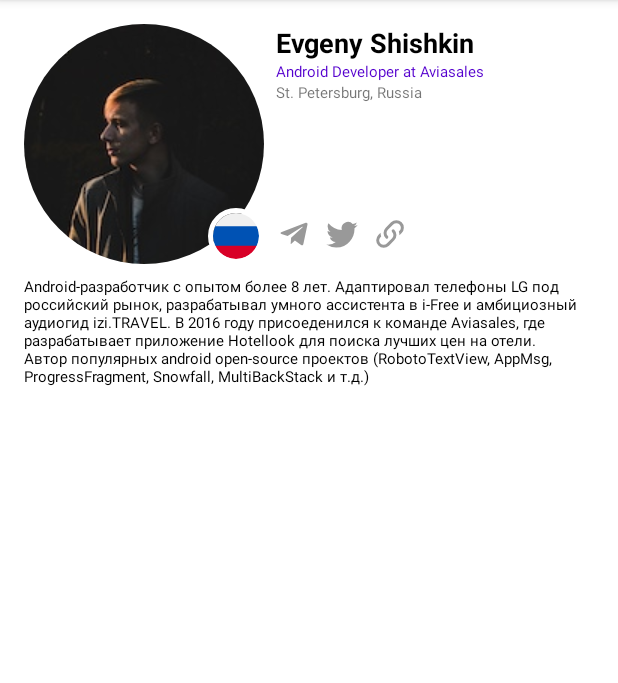
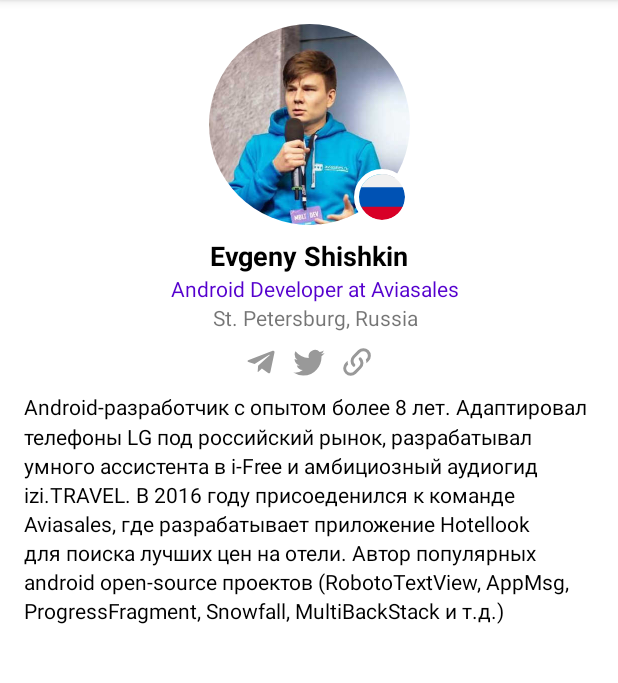
Before and after one commit to sukhoikms27/DevSchoolApp, an Android app: the SpeakerInfoActivity screen opened directly, with no data from a screen before it, on a phone screen of 412 x 824 dp, the part 84-767 px from its top. Run offline under Robolectric (Android 15) with nearby library versions, the phone set to English and light mode, and no system bars; our stand-ins replace CircleImageView, Picasso; network calls fail; pictures from the network do not load; 12 statements that could not run were skipped.

Commit message:
update ui on speaker_activity, fix some bugs

```diff
--- a/app/src/main/java/com/example/lsuhinin/myapplication/SpeakerInfoActivity.kt
+++ b/app/src/main/java/com/example/lsuhinin/myapplication/SpeakerInfoActivity.kt
@@ -6,71 +6,68 @@ import android.os.Bundle
 import android.view.View
 import android.widget.ImageView
 import android.widget.TextView
-import android.widget.Toast
 import androidx.appcompat.app.AppCompatActivity
-import com.example.lsuhinin.myapplication.pojo.LectureObj
+import com.example.lsuhinin.myapplication.pojo.Lecture
 import com.google.android.material.chip.Chip
 import com.squareup.picasso.Picasso
 
 class SpeakerInfoActivity : AppCompatActivity() {
 
-    lateinit var speakerPhoto: ImageView
-    lateinit var speakerCountry: ImageView
-    lateinit var speakerName: TextView
-    lateinit var speakerJob: TextView
-    lateinit var speakerLocation: TextView
+    lateinit var speakerPhotoView: ImageView
+    lateinit var speakerCountryView: ImageView
+    lateinit var speakerNameView: TextView
+    lateinit var speakerJobView: TextView
+    lateinit var speakerLocationView: TextView
 
     lateinit var telegram: ImageView
     lateinit var link: ImageView
     lateinit var twitter: ImageView
 
-    lateinit var speakerInfo: TextView
+    lateinit var speakerInfoView: TextView
 
     lateinit var topic: TextView
     lateinit var room: TextView
     lateinit var track: Chip
     lateinit var time: TextView
-    lateinit var date: TextView
 
     lateinit var lectureInfo: View
-    lateinit var lecture: LectureObj
+    lateinit var lecture: Lecture
 
 
     override fun onCreate(savedInstanceState: Bundle?) {
         super.onCreate(savedInstanceState)
         setContentView(R.layout.speaker_info_activity)
 
-        speakerPhoto = findViewById(R.id.speakerPhoto)
-        speakerCountry = findViewById(R.id.speakerCountry)
-        speakerName = findViewById(R.id.speakerName)
-        speakerJob = findViewById(R.id.speakerJob)
-        speakerLocation = findViewById(R.id.speakerLocation)
+        speakerPhotoView = findViewById(R.id.speakerPhoto)
+        speakerCountryView = findViewById(R.id.speakerCountry)
+        speakerNameView = findViewById(R.id.speaker_first_name)
+        speakerJobView = findViewById(R.id.speakerJob)
+        speakerLocationView = findViewById(R.id.speakerLocation)
         link = findViewById(R.id.link)
         telegram = findViewById(R.id.telegram)
         twitter = findViewById(R.id.twitter)
-        speakerInfo = findViewById(R.id.speakerInfo)
+        speakerInfoView = findViewById(R.id.speaker_info)
         topic = findViewById(R.id.topic)
         room = findViewById(R.id.room)
         track = findViewById(R.id.track)
         time = findViewById(R.id.time)
         lectureInfo = findViewById(R.id.lecture_info)
 
-        lecture = intent.extras.getSerializable("speaker") as LectureObj
+        lecture = intent.extras.getSerializable("speaker") as Lecture
         displayUserInfo(lecture)
         lectureInfo.setOnClickListener { openLectureInfoActivity() }
 
     }
 
-    fun displayUserInfo(lecture: LectureObj) {
+    fun displayUserInfo(lecture: Lecture) {
 
         lecture.speaker?.let { speaker ->
-            speakerPhoto.setImageResource(R.drawable.my_photo) //FIXME прикруть поглощатор урла
-            Picasso.get().load(speaker.photo).into(speakerPhoto)
-            speakerCountry.setImageResource(R.drawable.rus_flag)         //FIXME прикруть поглощатор урла
-            speakerName.text = "${speaker.firstName.toUpperCase()} ${speaker.lastName.toUpperCase()}" //FIXME разбить на два поля
-            speakerJob.text = "${speaker.jobTitle} at ${speaker.company}" //FIXME добавить в локали
-            speakerLocation.text = speaker.location
-            speakerInfo.text = speaker.about
+            Picasso.get().load(speaker.photo).into(speakerPhotoView)
+            speakerCountryView.setImageResource(R.drawable.rus_flag)         //FIXME прикруть поглощатор урла
+            speakerNameView.text = "${speaker.firstName.toUpperCase()} ${speaker.lastName.toUpperCase()}" //FIXME разбить на два поля
+            speakerJobView.text = if (speaker.company != "") { "${speaker.jobTitle} at ${speaker.company}" } else { speaker.jobTitle } //FIXME добавить в локали
+            speakerLocationView.text = speaker.location
+            speakerInfoView.text = speaker.about
 
             speaker.links.link?.let {
                 link.visibility = View.VISIBLE
@@ -80,15 +77,19 @@ class SpeakerInfoActivity : AppCompatActivity() {
             }
             speaker.links.twitter?.let {
                 twitter.visibility = View.VISIBLE
-                twitter.setOnClickListener { Toast.makeText(this@SpeakerInfoActivity, speaker.links.twitter, Toast.LENGTH_SHORT).show() }
+                twitter.setOnClickListener {
+                    startActivity(Intent(Intent.ACTION_VIEW).setData(Uri.parse(speaker.links.twitter)))
+                }
             }
             speaker.links.telegram?.let {
                 telegram.visibility = View.VISIBLE
-                telegram.setOnClickListener { Toast.makeText(this@SpeakerInfoActivity, speaker.links.telegram, Toast.LENGTH_SHORT).show() }
+                telegram.setOnClickListener {
+                    startActivity(Intent(Intent.ACTION_VIEW).setData(Uri.parse(speaker.links.telegram)))
+                }
             }
         }
 
-        if (lecture.title != "developer") {
+        if (lecture.title != "DEVELOPER") {
             lecture.let {
                 lectureInfo.visibility = View.VISIBLE
                 topic.text = lecture.title
--- a/app/src/main/java/com/example/lsuhinin/myapplication/network/NetworkModule.kt
+++ b/app/src/main/java/com/example/lsuhinin/myapplication/network/NetworkModule.kt
@@ -1,14 +1,11 @@
 package com.example.lsuhinin.myapplication.network
 
 import com.example.lsuhinin.myapplication.api.DevFestApi
-import com.example.lsuhinin.myapplication.pojo.LectureObj
 import com.example.lsuhinin.myapplication.pojo.Schedule
 import com.example.lsuhinin.myapplication.pojo.Speaker
 import okhttp3.OkHttpClient
-import retrofit2.Call
 import retrofit2.Retrofit
 import retrofit2.converter.gson.GsonConverterFactory
-import retrofit2.http.GET
 
 val BASE_URL = "https://storage.yandexcloud.net/"
 
--- a/app/src/main/res/layout/lecture_info_activity.xml
+++ b/app/src/main/res/layout/lecture_info_activity.xml
@@ -24,7 +24,7 @@
         android:layout_height="wrap_content"
         android:text="@string/track"
         app:chipIcon="@drawable/shape_oval_coral"
-        android:layout_marginTop="@dimen/middle_margin_size"
+        android:layout_marginTop="@dimen/medium_margin_size"
         app:chipIconSize="12dp"
         app:iconStartPadding="@dimen/small_margin_size"
         app:layout_constraintStart_toStartOf="parent"
@@ -70,6 +70,6 @@
         app:layout_constraintBottom_toBottomOf="@id/allLectures"
         app:layout_constraintEnd_toEndOf="parent"
         android:src="@drawable/ic_information"
-        android:layout_margin="@dimen/middle_margin_size" />
+        android:layout_margin="@dimen/medium_margin_size" />
 
 </androidx.constraintlayout.widget.ConstraintLayout>
--- a/app/src/main/res/layout/speaker_info_activity.xml
+++ b/app/src/main/res/layout/speaker_info_activity.xml
@@ -1,7 +1,9 @@
 <?xml version="1.0" encoding="utf-8"?>
+
 <androidx.constraintlayout.widget.ConstraintLayout xmlns:android="http://schemas.android.com/apk/res/android"
     xmlns:app="http://schemas.android.com/apk/res-auto"
     xmlns:tools="http://schemas.android.com/tools"
+    android:id="@+id/speaker_info_activity"
     android:layout_width="match_parent"
     android:layout_height="match_parent"
     android:layout_weight="1">
@@ -17,9 +19,11 @@
 
         <de.hdodenhof.circleimageview.CircleImageView
             android:id="@+id/speakerPhoto"
-            android:layout_width="160dp"
-            android:layout_height="160dp"
+            android:layout_width="134dp"
+            android:layout_height="134dp"
+            android:foregroundGravity="center"
             android:src="@drawable/author"
+            app:layout_constraintEnd_toEndOf="parent"
             app:layout_constraintStart_toStartOf="parent"
             app:layout_constraintTop_toTopOf="parent" />
 
@@ -34,75 +38,89 @@
             app:layout_constraintEnd_toEndOf="@id/speakerPhoto" />
 
         <TextView
-            android:id="@+id/speakerName"
+            android:id="@+id/speaker_first_name"
             style="@style/Text.Primary"
-            android:layout_width="0dp"
+            android:layout_width="wrap_content"
             android:layout_height="wrap_content"
-            android:layout_marginStart="@dimen/middle_margin_size"
+            android:layout_marginTop="@dimen/medium_margin_size"
             android:text="@string/Author"
+
             app:layout_constraintEnd_toEndOf="parent"
-            app:layout_constraintStart_toEndOf="@id/speakerPhoto"
-            app:layout_constraintTop_toTopOf="parent"
-            app:layout_constraintWidth_default="spread" />
+            app:layout_constraintStart_toStartOf="parent"
+
+            app:layout_constraintTop_toBottomOf="@id/speakerPhoto" />
 
         <TextView
             android:id="@+id/speakerJob"
             style="@style/Text.Stylished"
             android:layout_width="wrap_content"
             android:layout_height="wrap_content"
-            android:layout_marginStart="@dimen/middle_margin_size"
+            android:layout_marginStart="@dimen/medium_margin_size"
             android:text="@string/job"
-            app:layout_constraintStart_toEndOf="@id/speakerPhoto"
-            app:layout_constraintTop_toBottomOf="@id/speakerName" />
+            app:layout_constraintEnd_toEndOf="parent"
+            app:layout_constraintStart_toStartOf="parent"
+            app:layout_constraintTop_toBottomOf="@id/speaker_first_name" />
 
         <TextView
             android:id="@+id/speakerLocation"
             style="@style/Text"
             android:layout_width="wrap_content"
             android:layout_height="wrap_content"
-            android:layout_marginStart="@dimen/middle_margin_size"
+            android:layout_marginStart="@dimen/medium_margin_size"
             android:text="@string/location"
-            app:layout_constraintStart_toEndOf="@id/speakerPhoto"
+            app:layout_constraintEnd_toEndOf="parent"
+            app:layout_constraintStart_toStartOf="parent"
             app:layout_constraintTop_toBottomOf="@+id/speakerJob" />
+
+        <androidx.constraintlayout.widget.ConstraintLayout
+            android:id="@+id/social"
+            android:layout_width="wrap_content"
+            android:layout_height="wrap_content"
+            android:layout_margin="@dimen/medium_margin_size"
+            app:layout_constraintEnd_toEndOf="parent"
+            app:layout_constraintStart_toStartOf="parent"
+            app:layout_constraintTop_toBottomOf="@id/speakerLocation">
 
             <ImageView
                 android:id="@+id/telegram"
                 android:layout_width="24dp"
                 android:layout_height="24dp"
-            android:layout_margin="@dimen/middle_margin_size"
+                android:layout_margin="@dimen/medium_margin_size"
                 android:src="@drawable/ic_telegram"
                 android:visibility="gone"
-            app:layout_constraintBottom_toBottomOf="@id/speakerPhoto"
-            app:layout_constraintStart_toEndOf="@id/speakerPhoto" />
+                app:layout_constraintStart_toStartOf="parent" />
 
             <ImageView
                 android:id="@+id/twitter"
                 android:layout_width="24dp"
                 android:layout_height="24dp"
-            android:layout_margin="@dimen/middle_margin_size"
+                android:layout_margin="@dimen/medium_margin_size"
                 android:src="@drawable/ic_twitter"
                 android:visibility="gone"
-            app:layout_constraintBottom_toBottomOf="@id/speakerPhoto"
                 app:layout_constraintStart_toEndOf="@id/telegram" />
 
             <ImageView
                 android:id="@+id/link"
                 android:layout_width="24dp"
                 android:layout_height="24dp"
-            android:layout_margin="@dimen/middle_margin_size"
+                android:layout_margin="@dimen/medium_margin_size"
                 android:src="@drawable/ic_link_variant"
                 android:visibility="gone"
-            app:layout_constraintBottom_toBottomOf="@id/speakerPhoto"
+                app:layout_constraintEnd_toEndOf="parent"
                 app:layout_constraintStart_toEndOf="@id/twitter" />
 
+        </androidx.constraintlayout.widget.ConstraintLayout>
+
+
         <TextView
-            android:id="@+id/speakerInfo"
+            android:id="@+id/speaker_info"
             style="@style/TextView"
             android:layout_width="match_parent"
             android:layout_height="wrap_content"
-            android:layout_marginTop="@dimen/middle_margin_size"
+            android:layout_marginTop="@dimen/medium_margin_size"
+            android:lineSpacingMultiplier="1.2"
             android:text="@string/about"
-            app:layout_constraintTop_toBottomOf="@id/speakerPhoto" />
+            app:layout_constraintTop_toBottomOf="@id/social" />
 
     </androidx.constraintlayout.widget.ConstraintLayout>
 
@@ -130,7 +148,7 @@
             style="@style/TextView.Secondary"
             android:layout_width="wrap_content"
             android:layout_height="wrap_content"
-            android:layout_marginTop="@dimen/middle_margin_size"
+            android:layout_marginTop="@dimen/medium_margin_size"
             android:text="@string/room"
             app:layout_constraintStart_toStartOf="parent"
             app:layout_constraintTop_toBottomOf="@+id/topic" />
@@ -140,9 +158,9 @@
             style="@style/TextView.Chips"
             android:layout_width="wrap_content"
             android:layout_height="wrap_content"
+            android:layout_marginTop="@dimen/medium_margin_size"
             android:text="@string/track"
             app:chipIcon="@drawable/shape_oval_coral"
-            android:layout_marginTop="@dimen/middle_margin_size"
             app:chipIconSize="12dp"
             app:iconStartPadding="@dimen/small_margin_size"
             app:layout_constraintStart_toStartOf="parent"
@@ -153,7 +171,7 @@
             style="@style/Text.Primary"
             android:layout_width="wrap_content"
             android:layout_height="wrap_content"
-            android:layout_marginTop="@dimen/middle_margin_size"
+            android:layout_marginTop="@dimen/medium_margin_size"
             android:text="@string/time"
             app:layout_constraintStart_toStartOf="parent"
             app:layout_constraintTop_toBottomOf="@id/track" />
--- a/app/src/main/res/values/dimens.xml
+++ b/app/src/main/res/values/dimens.xml
@@ -2,7 +2,7 @@
 <resources>
     <dimen name="secondary_text_size">14sp</dimen>
     <dimen name="primary_text_size">18sp</dimen>
-    <dimen name="typical_text_size">10sp</dimen>
-    <dimen name="middle_margin_size">8dp</dimen>
+    <dimen name="typical_text_size">14sp</dimen>
+    <dimen name="medium_margin_size">8dp</dimen>
     <dimen name="small_margin_size">4dp</dimen>
 </resources>
```
Also changed, not shown: app/src/main/java/com/example/lsuhinin/myapplication/LectureInfoActivity.kt (+5 -5 lines), app/src/main/java/com/example/lsuhinin/myapplication/LecturesListActivity.kt (+5 -7 lines), app/src/main/java/com/example/lsuhinin/myapplication/adapter/LecturesAdapter.kt (+12 -17 lines), app/src/main/java/com/example/lsuhinin/myapplication/api/DevFestApi.kt (+4 -4 lines), app/src/main/java/com/example/lsuhinin/myapplication/pojo/Entities.kt (+13 -10 lines), app/src/main/res/layout/lecture_item_view.xml (+13 -39 lines). Lines whose indentation alone changed are shown as unchanged.
